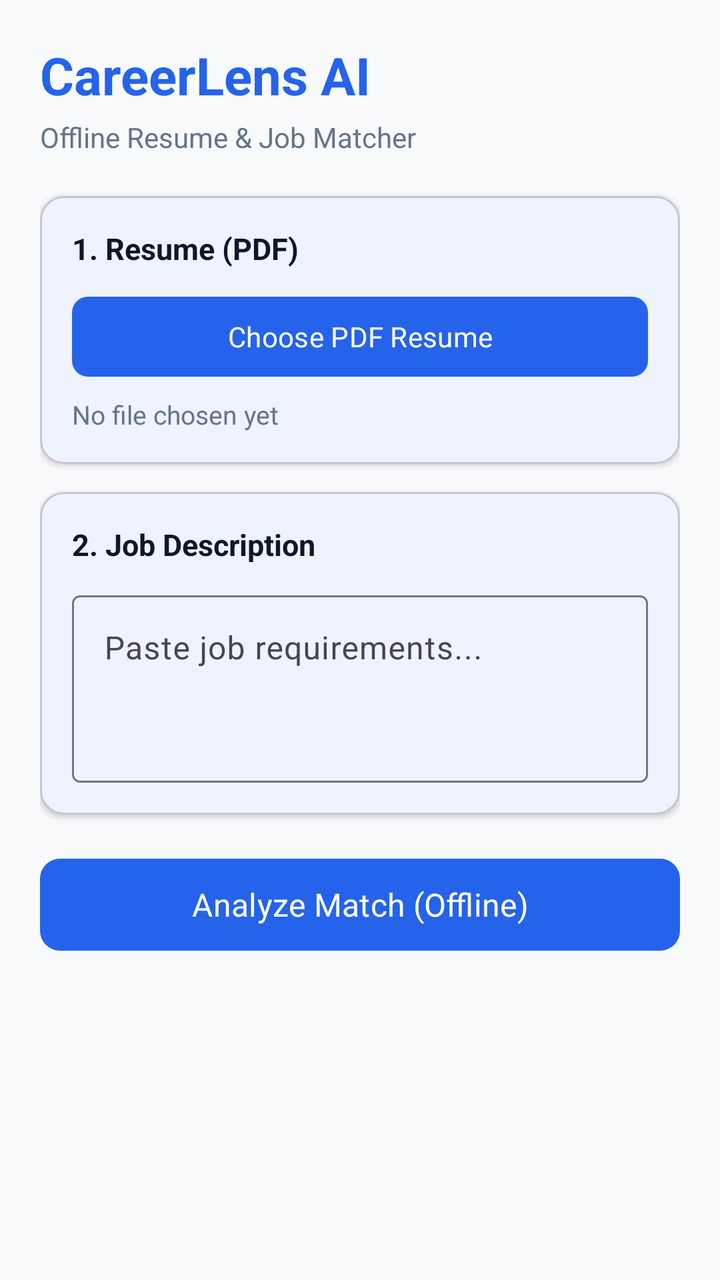
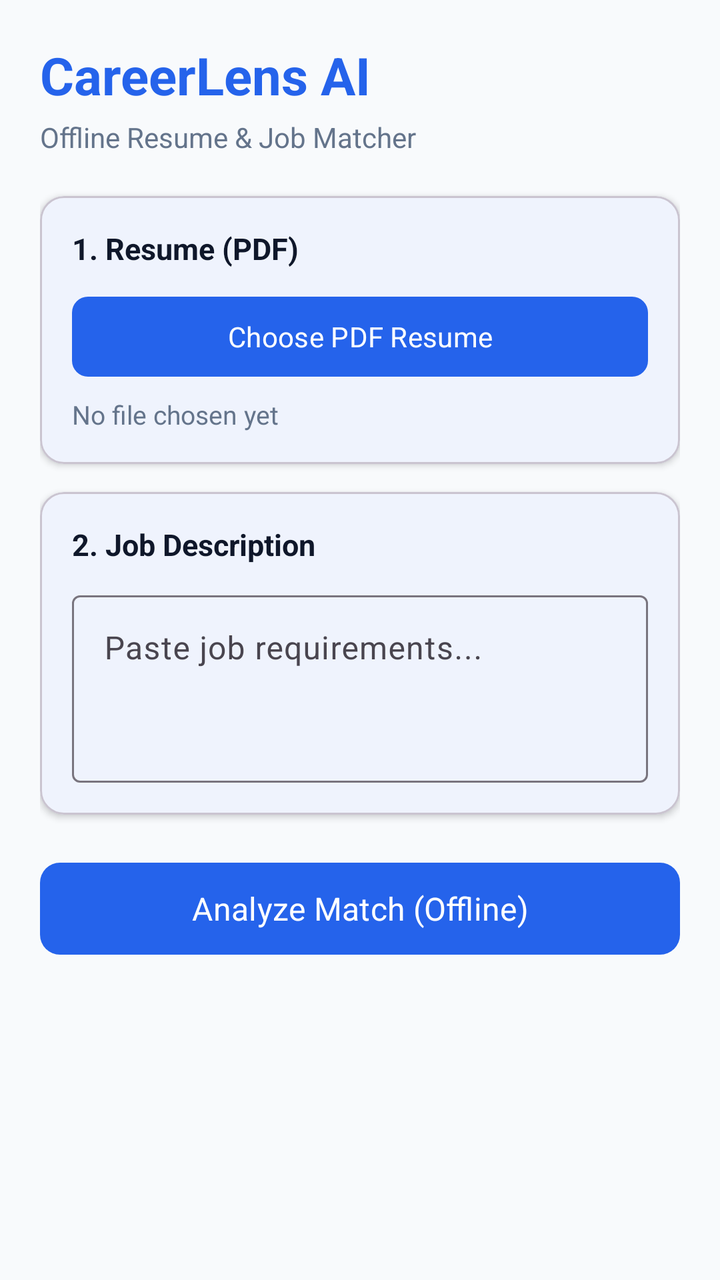

Compare the two renders of this Android layout. The source of the first and the diff that turns it into the second are given below.
<!-- AndroidManifest.xml: application theme Theme.CareerLensAI -->
<!-- res/layout/activity_main.xml -->
<?xml version="1.0" encoding="utf-8"?>
<ScrollView xmlns:android="http://schemas.android.com/apk/res/android"
    xmlns:app="http://schemas.android.com/apk/res-auto"
    android:layout_width="match_parent"
    android:layout_height="match_parent"
    android:background="@color/background"
    android:fillViewport="true">

    <LinearLayout
        android:layout_width="match_parent"
        android:layout_height="wrap_content"
        android:orientation="vertical"
        android:padding="20dp">

        <TextView
            android:layout_width="wrap_content"
            android:layout_height="wrap_content"
            android:fontFamily="sans-serif-medium"
            android:text="CareerLens AI"
            android:textColor="@color/primary"
            android:textSize="26sp"
            android:textStyle="bold" />

        <TextView
            android:layout_width="wrap_content"
            android:layout_height="wrap_content"
            android:layout_marginTop="4dp"
            android:fontFamily="sans-serif"
            android:text="Offline Resume &amp; Job Matcher"
            android:textColor="@color/text_secondary"
            android:textSize="14sp" />

        
        <com.google.android.material.card.MaterialCardView
            android:layout_width="match_parent"
            android:layout_height="wrap_content"
            android:layout_marginTop="20dp"
            app:cardBackgroundColor="@color/surface"
            app:cardCornerRadius="12dp"
            app:cardElevation="2dp"
            app:contentPadding="16dp">

            <LinearLayout
                android:layout_width="match_parent"
                android:layout_height="wrap_content"
                android:orientation="vertical">

                <TextView
                    android:layout_width="wrap_content"
                    android:layout_height="wrap_content"
                    android:fontFamily="sans-serif-medium"
                    android:text="1. Resume (PDF)"
                    android:textColor="@color/text_primary"
                    android:textSize="15sp"
                    android:textStyle="bold" />

                <com.google.android.material.button.MaterialButton
                    android:id="@+id/btnUploadResume"
                    android:layout_width="match_parent"
                    android:layout_height="wrap_content"
                    android:layout_marginTop="10dp"
                    android:fontFamily="sans-serif-medium"
                    android:text="Choose PDF Resume"
                    app:cornerRadius="8dp" />

                <TextView
                    android:id="@+id/tvResumeStatus"
                    android:layout_width="match_parent"
                    android:layout_height="wrap_content"
                    android:layout_marginTop="6dp"
                    android:fontFamily="sans-serif"
                    android:text="No file chosen yet"
                    android:textColor="@color/text_secondary"
                    android:textSize="13sp" />
            </LinearLayout>
        </com.google.android.material.card.MaterialCardView>

        
        <com.google.android.material.card.MaterialCardView
            android:layout_width="match_parent"
            android:layout_height="wrap_content"
            android:layout_marginTop="14dp"
            app:cardBackgroundColor="@color/surface"
            app:cardCornerRadius="12dp"
            app:cardElevation="2dp"
            app:contentPadding="16dp">

            <LinearLayout
                android:layout_width="match_parent"
                android:layout_height="wrap_content"
                android:orientation="vertical">

                <TextView
                    android:layout_width="wrap_content"
                    android:layout_height="wrap_content"
                    android:fontFamily="sans-serif-medium"
                    android:text="2. Job Description"
                    android:textColor="@color/text_primary"
                    android:textSize="15sp"
                    android:textStyle="bold" />

                <com.google.android.material.textfield.TextInputLayout
                    android:layout_width="match_parent"
                    android:layout_height="wrap_content"
                    android:layout_marginTop="10dp"
                    android:hint="Paste job requirements..."
                    app:boxBackgroundMode="outline">

                    <com.google.android.material.textfield.TextInputEditText
                        android:id="@+id/etJobDescription"
                        android:layout_width="match_parent"
                        android:layout_height="wrap_content"
                        android:fontFamily="sans-serif"
                        android:gravity="top"
                        android:inputType="textMultiLine"
                        android:lines="4"
                        android:minLines="3" />
                </com.google.android.material.textfield.TextInputLayout>
            </LinearLayout>
        </com.google.android.material.card.MaterialCardView>

        
        <com.google.android.material.button.MaterialButton
            android:id="@+id/btnAnalyze"
            android:layout_width="match_parent"
            android:layout_height="54dp"
            android:layout_marginTop="18dp"
            android:fontFamily="sans-serif-medium"
            android:text="Analyze Match (Offline)"
            android:textSize="16sp"
            app:cornerRadius="10dp" />

        
        <com.google.android.material.card.MaterialCardView
            android:id="@+id/cardResult"
            android:layout_width="match_parent"
            android:layout_height="wrap_content"
            android:layout_marginTop="16dp"
            android:layout_marginBottom="24dp"
            android:visibility="gone"
            app:cardBackgroundColor="@color/surface"
            app:cardCornerRadius="12dp"
            app:cardElevation="2dp"
            app:contentPadding="16dp">

            <LinearLayout
                android:layout_width="match_parent"
                android:layout_height="wrap_content"
                android:orientation="vertical">

                <TextView
                    android:layout_width="wrap_content"
                    android:layout_height="wrap_content"
                    android:fontFamily="sans-serif-medium"
                    android:text="Analysis Report"
                    android:textColor="@color/text_primary"
                    android:textSize="16sp"
                    android:textStyle="bold" />

                <TextView
                    android:id="@+id/tvResults"
                    android:layout_width="match_parent"
                    android:layout_height="wrap_content"
                    android:layout_marginTop="10dp"
                    android:fontFamily="sans-serif"
                    android:lineSpacingExtra="3dp"
                    android:textColor="@color/text_primary"
                    android:textSize="14sp" />
            </LinearLayout>
        </com.google.android.material.card.MaterialCardView>

    </LinearLayout>
</ScrollView>
<!-- resources referenced by this layout -->
<resources>
  <color name="background">#F8FAFC</color>
  <color name="primary">#2563EB</color>
  <color name="surface">#FFFFFF</color>
  <color name="text_primary">#0F172A</color>
  <color name="text_secondary">#64748B</color>
  <style name="Theme.CareerLensAI" parent="Theme.Material3.DayNight.NoActionBar">
          
          <item name="colorPrimary">@color/primary</item>
          <item name="colorOnPrimary">#FFFFFF</item>
          <item name="colorSecondary">@color/secondary</item>
          <item name="colorSurface">@color/surface</item>
          <item name="android:colorBackground">@color/background</item>
  
          
          <item name="android:fontFamily">sans-serif</item>
          <item name="fontFamily">sans-serif</item>
  
          
          <item name="textAppearanceHeadlineLarge">@style/AppTextAppearance.Headline</item>
          <item name="textAppearanceBodyLarge">@style/AppTextAppearance.Body</item>
          <item name="textAppearanceBodyMedium">@style/AppTextAppearance.Body</item>
          <item name="textAppearanceLabelLarge">@style/AppTextAppearance.Button</item>
      </style>
  <color name="secondary">#0D9488</color>
  <style name="AppTextAppearance.Headline" parent="TextAppearance.Material3.HeadlineLarge">
          <item name="android:fontFamily">sans-serif-medium</item>
          <item name="fontFamily">sans-serif-medium</item>
          <item name="android:textStyle">bold</item>
      </style>
  <style name="AppTextAppearance.Body" parent="TextAppearance.Material3.BodyLarge">
          <item name="android:fontFamily">sans-serif</item>
          <item name="fontFamily">sans-serif</item>
      </style>
  <style name="AppTextAppearance.Button" parent="TextAppearance.Material3.LabelLarge">
          <item name="android:fontFamily">sans-serif-medium</item>
          <item name="fontFamily">sans-serif-medium</item>
      </style>
</resources>

<!-- the commit's change to res/layout/activity_main.xml (unified diff, before → after) -->
@@ -124,50 +124,12 @@
             android:id="@+id/btnAnalyze"
             android:layout_width="match_parent"
             android:layout_height="54dp"
-            android:layout_marginTop="18dp"
+            android:layout_marginTop="20dp"
+            android:layout_marginBottom="24dp"
             android:fontFamily="sans-serif-medium"
             android:text="Analyze Match (Offline)"
             android:textSize="16sp"
             app:cornerRadius="10dp" />
 
-        
-        <com.google.android.material.card.MaterialCardView
-            android:id="@+id/cardResult"
-            android:layout_width="match_parent"
-            android:layout_height="wrap_content"
-            android:layout_marginTop="16dp"
-            android:layout_marginBottom="24dp"
-            android:visibility="gone"
-            app:cardBackgroundColor="@color/surface"
-            app:cardCornerRadius="12dp"
-            app:cardElevation="2dp"
-            app:contentPadding="16dp">
-
-            <LinearLayout
-                android:layout_width="match_parent"
-                android:layout_height="wrap_content"
-                android:orientation="vertical">
-
-                <TextView
-                    android:layout_width="wrap_content"
-                    android:layout_height="wrap_content"
-                    android:fontFamily="sans-serif-medium"
-                    android:text="Analysis Report"
-                    android:textColor="@color/text_primary"
-                    android:textSize="16sp"
-                    android:textStyle="bold" />
-
-                <TextView
-                    android:id="@+id/tvResults"
-                    android:layout_width="match_parent"
-                    android:layout_height="wrap_content"
-                    android:layout_marginTop="10dp"
-                    android:fontFamily="sans-serif"
-                    android:lineSpacingExtra="3dp"
-                    android:textColor="@color/text_primary"
-                    android:textSize="14sp" />
-            </LinearLayout>
-        </com.google.android.material.card.MaterialCardView>
-
     </LinearLayout>
 </ScrollView>
